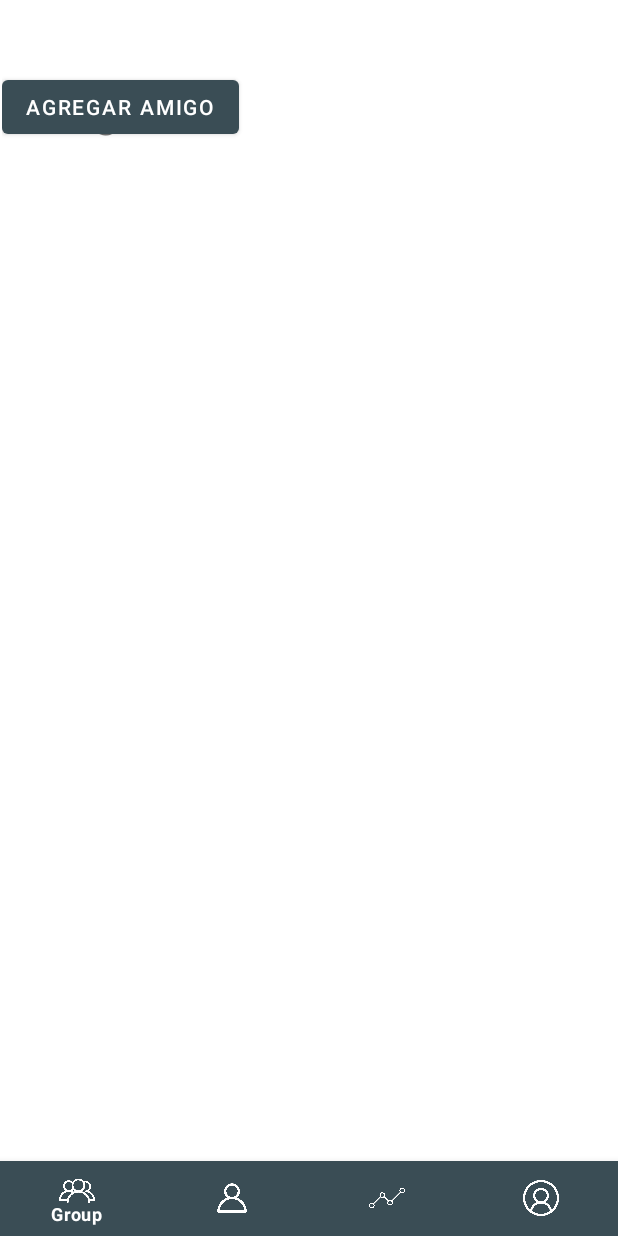
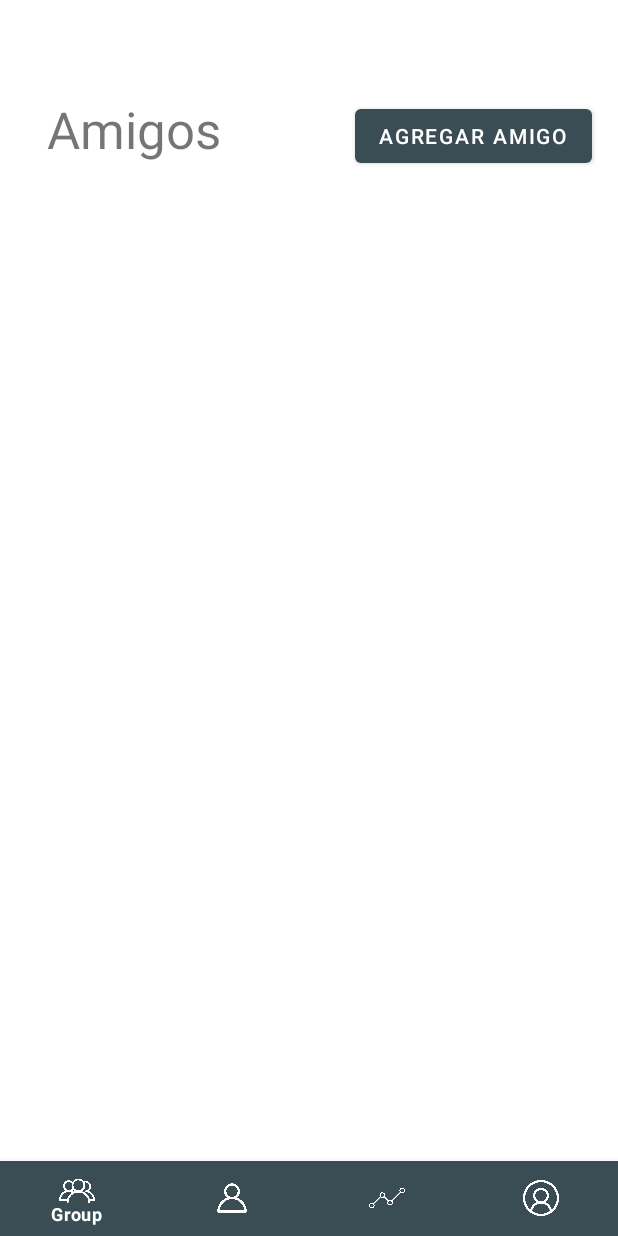
Before and after one commit to gabrielgraunegreiros/PaywalletNative, an Android app: the fragment FragmentAmigos placed in its activity, on a phone screen of 412 x 824 dp. Run offline under Robolectric (Android 15) with nearby library versions, the phone set to English and light mode, and no system bars; 2 statements that could not run were skipped.

Commit message:
Constraints fragment amigos

```diff
--- a/app/src/main/res/layout/lyt_fgt_amigos.xml
+++ b/app/src/main/res/layout/lyt_fgt_amigos.xml
@@ -9,16 +9,20 @@
         android:id="@+id/textView2"
         android:layout_width="wrap_content"
         android:layout_height="wrap_content"
+        android:layout_marginStart="30dp"
+        android:layout_marginTop="16dp"
         android:text="Amigos"
         android:textSize="34sp"
-        tools:layout_editor_absoluteX="30dp"
-        tools:layout_editor_absoluteY="16dp" />
+        app:layout_constraintStart_toStartOf="parent"
+        app:layout_constraintTop_toTopOf="parent" />
 
     <Button
         android:id="@+id/btnFgtAmigos_AddAmigo"
         android:layout_width="wrap_content"
         android:layout_height="wrap_content"
+        android:layout_marginTop="19dp"
+        android:layout_marginEnd="16dp"
         android:text="Agregar Amigo"
-        tools:layout_editor_absoluteX="235dp"
-        tools:layout_editor_absoluteY="19dp" />
+        app:layout_constraintEnd_toEndOf="parent"
+        app:layout_constraintTop_toTopOf="parent" />
 </androidx.constraintlayout.widget.ConstraintLayout>
```
